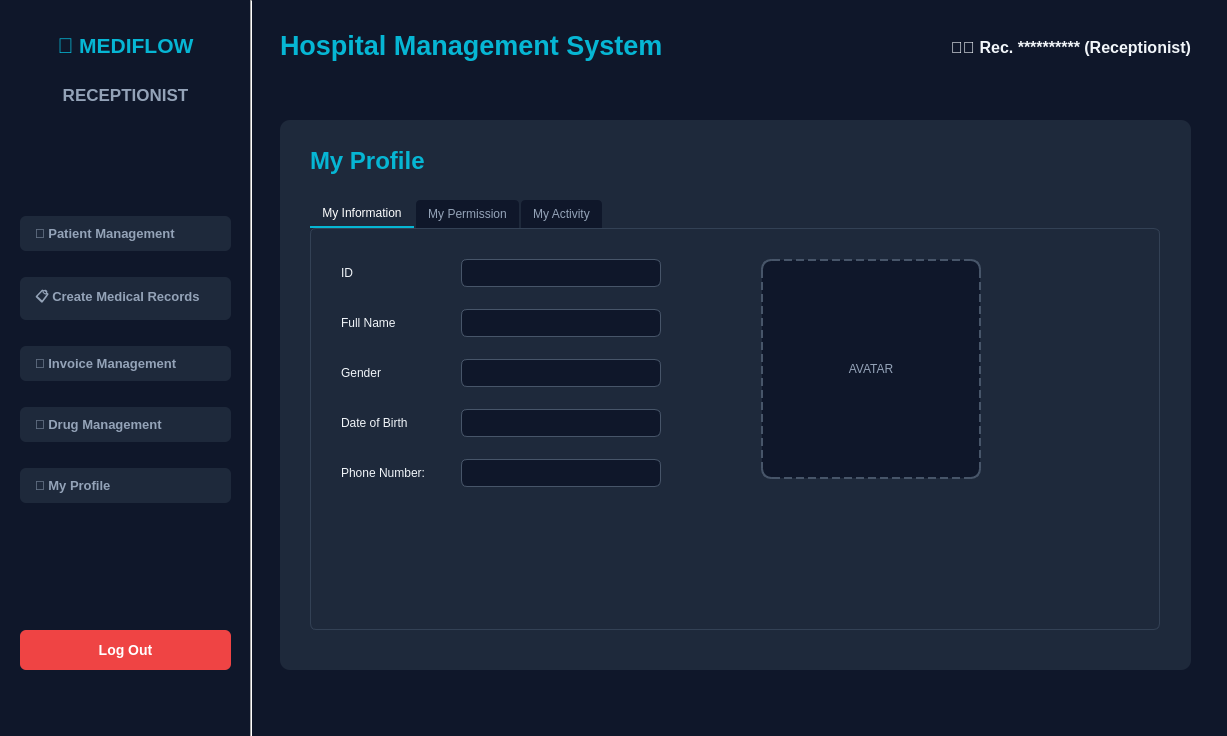
Above: ReceptionistWindow.ui from pvz2nghiaaa/HospitalManagement before the change. Below: the same form after it.
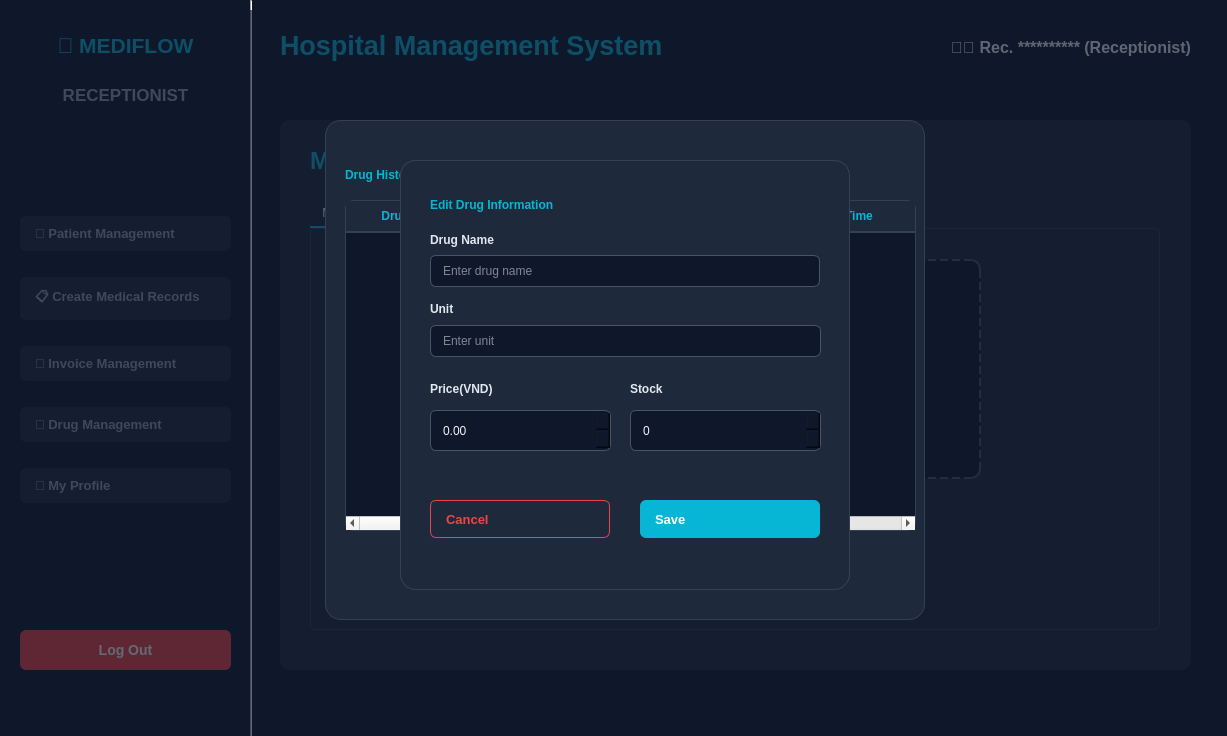
That is the form after the change. The open tabs and pages were chosen to show the change.

Commit message: Finish Drug management & My profile(code & ui)

Patch:
```diff
--- a/ReceptionistWindow.ui
+++ b/ReceptionistWindow.ui
@@ -250,7 +250,7 @@
      <enum>QFrame::Shape::NoFrame</enum>
     </property>
     <property name="currentIndex">
-     <number>0</number>
+     <number>4</number>
     </property>
     <widget class="QWidget" name="pagePatient">
      <widget class="QFrame" name="frameDashboard_2">
@@ -787,9 +787,6 @@
         </property>
        </widget>
        <widget class="QDateEdit" name="dateEdit">
-         <property name="displayFormat">
-          <string>dd-MM-yyyy</string>
-         </property>
         <property name="geometry">
          <rect>
           <x>120</x>
@@ -801,6 +798,9 @@
         <property name="readOnly">
          <bool>true</bool>
         </property>
+        <property name="displayFormat">
+         <string>dd-MM-yyyy</string>
+        </property>
        </widget>
        <widget class="QLabel" name="label_34">
         <property name="geometry">
@@ -1228,9 +1228,6 @@
         </property>
        </widget>
        <widget class="QDateEdit" name="dateEdit_4">
-         <property name="displayFormat">
-          <string>dd-MM-yyyy</string>
-         </property>
         <property name="geometry">
          <rect>
           <x>320</x>
@@ -1242,6 +1239,9 @@
         <property name="readOnly">
          <bool>true</bool>
         </property>
+        <property name="displayFormat">
+         <string>dd-MM-yyyy</string>
+        </property>
        </widget>
        <widget class="QLabel" name="label_39">
         <property name="geometry">
@@ -1803,7 +1803,7 @@
         </rect>
        </property>
        <property name="currentIndex">
-        <number>0</number>
+        <number>2</number>
        </property>
        <widget class="QWidget" name="tab_6">
         <attribute name="title">
@@ -1853,6 +1853,9 @@
            <height>28</height>
           </rect>
          </property>
+         <property name="readOnly">
+          <bool>true</bool>
+         </property>
         </widget>
         <widget class="QLabel" name="label_26">
          <property name="geometry">
@@ -1876,6 +1879,9 @@
            <height>28</height>
           </rect>
          </property>
+         <property name="readOnly">
+          <bool>true</bool>
+         </property>
         </widget>
         <widget class="QLabel" name="label_27">
          <property name="geometry">
@@ -1899,6 +1905,9 @@
            <height>28</height>
           </rect>
          </property>
+         <property name="readOnly">
+          <bool>true</bool>
+         </property>
         </widget>
         <widget class="QLabel" name="label_28">
          <property name="geometry">
@@ -1922,6 +1931,9 @@
            <height>28</height>
           </rect>
          </property>
+         <property name="readOnly">
+          <bool>true</bool>
+         </property>
         </widget>
         <widget class="QLabel" name="label_29">
          <property name="geometry">
@@ -1945,6 +1957,9 @@
            <height>28</height>
           </rect>
          </property>
+         <property name="readOnly">
+          <bool>true</bool>
+         </property>
         </widget>
        </widget>
        <widget class="QWidget" name="tab_7">
@@ -2021,10 +2036,7 @@
           <string>From:</string>
          </property>
         </widget>
-        <widget class="QDateEdit" name="dateEdit_2">
-         <property name="displayFormat">
-          <string>dd-MM-yyyy</string>
-         </property>
+        <widget class="QDateEdit" name="dateFromProfile">
          <property name="geometry">
           <rect>
            <x>30</x>
@@ -2033,6 +2045,9 @@
            <height>28</height>
           </rect>
          </property>
+         <property name="displayFormat">
+          <string>dd-MM-yyyy</string>
+         </property>
         </widget>
         <widget class="QLabel" name="label_32">
          <property name="geometry">
@@ -2047,10 +2062,7 @@
           <string>To:</string>
          </property>
         </widget>
-        <widget class="QDateEdit" name="dateEdit_3">
-         <property name="displayFormat">
-          <string>dd-MM-yyyy</string>
-         </property>
+        <widget class="QDateEdit" name="dateToProfile">
          <property name="geometry">
           <rect>
            <x>30</x>
@@ -2059,6 +2071,9 @@
            <height>28</height>
           </rect>
          </property>
+         <property name="displayFormat">
+          <string>dd-MM-yyyy</string>
+         </property>
         </widget>
         <widget class="QPushButton" name="btnSearchActivity">
          <property name="geometry">
@@ -2073,7 +2088,7 @@
           <string>🔍 Search</string>
          </property>
         </widget>
-        <widget class="QTableWidget" name="tblMyActivity">
+        <widget class="QTableWidget" name="tblMyActivityLogs">
          <property name="geometry">
           <rect>
            <x>200</x>
@@ -2358,6 +2373,636 @@
      </widget>
     </widget>
    </widget>
+   <widget class="QFrame" name="overlayDrugFrame">
+    <property name="geometry">
+     <rect>
+      <x>10</x>
+      <y>10</y>
+      <width>1227</width>
+      <height>736</height>
+     </rect>
+    </property>
+    <property name="styleSheet">
+     <string notr="true">QFrame#overlayDrugFrame {
+    background-color: rgba(15, 23, 42, 165);
+}</string>
+    </property>
+    <property name="frameShape">
+     <enum>QFrame::Shape::NoFrame</enum>
+    </property>
+    <property name="frameShadow">
+     <enum>QFrame::Shadow::Raised</enum>
+    </property>
+    <widget class="QFrame" name="cardEditDrug">
+     <property name="geometry">
+      <rect>
+       <x>390</x>
+       <y>150</y>
+       <width>450</width>
+       <height>430</height>
+      </rect>
+     </property>
+     <property name="styleSheet">
+      <string notr="true">QFrame#cardEditDrug {
+    background-color: rgb(30, 41, 59);
+    border: 1px solid rgb(51, 65, 85);
+    border-radius: 16px;
+}
+
+QLabel {
+    color: rgb(226, 232, 240);
+    font-weight: bold;
+}
+
+QLineEdit, QSpinBox, QDoubleSpinBox {
+    background-color: rgb(15, 23, 42);
+    border: 1px solid rgb(71, 85, 105);
+    border-radius: 6px;
+    color: rgb(241, 245, 249);
+    padding: 6px 10px;
+}
+
+QLineEdit:focus, QSpinBox:focus, QDoubleSpinBox:focus {
+    border: 1px solid rgb(6, 182, 212);
+}</string>
+     </property>
+     <property name="frameShape">
+      <enum>QFrame::Shape::StyledPanel</enum>
+     </property>
+     <widget class="QLabel" name="lbldrugName_3">
+      <property name="geometry">
+       <rect>
+        <x>30</x>
+        <y>70</y>
+        <width>390</width>
+        <height>20</height>
+       </rect>
+      </property>
+      <property name="text">
+       <string>Drug Name</string>
+      </property>
+     </widget>
+     <widget class="QLineEdit" name="txtEditDrugName">
+      <property name="geometry">
+       <rect>
+        <x>30</x>
+        <y>95</y>
+        <width>390</width>
+        <height>32</height>
+       </rect>
+      </property>
+      <property name="placeholderText">
+       <string>Enter drug name</string>
+      </property>
+     </widget>
+     <widget class="QPushButton" name="btnCancelEditDrug">
+      <property name="geometry">
+       <rect>
+        <x>30</x>
+        <y>340</y>
+        <width>180</width>
+        <height>38</height>
+       </rect>
+      </property>
+      <property name="styleSheet">
+       <string notr="true">QPushButton {
+    background-color: transparent;
+    border: 1px solid rgb(239, 68, 68);
+    color: rgb(239, 68, 68);
+    font-weight: bold;
+    border-radius: 6px;
+}
+QPushButton:hover {
+    background-color: rgba(239, 68, 68, 0.1);
+}</string>
+      </property>
+      <property name="text">
+       <string>Cancel</string>
+      </property>
+     </widget>
+     <widget class="QPushButton" name="btnSaveEditDrug">
+      <property name="geometry">
+       <rect>
+        <x>240</x>
+        <y>340</y>
+        <width>180</width>
+        <height>38</height>
+       </rect>
+      </property>
+      <property name="styleSheet">
+       <string notr="true">QPushButton {
+    background-color: rgb(6, 182, 212);
+    color: white;
+    font-weight: bold;
+    border: none;
+    border-radius: 6px;
+}
+QPushButton:hover {
+    background-color: rgb(8, 145, 178);
+}</string>
+      </property>
+      <property name="text">
+       <string>Save</string>
+      </property>
+     </widget>
+     <widget class="QLineEdit" name="txtEditDrugUnit">
+      <property name="geometry">
+       <rect>
+        <x>30</x>
+        <y>165</y>
+        <width>391</width>
+        <height>32</height>
+       </rect>
+      </property>
+      <property name="placeholderText">
+       <string>Enter unit</string>
+      </property>
+     </widget>
+     <widget class="QLabel" name="lbltxt_3">
+      <property name="geometry">
+       <rect>
+        <x>30</x>
+        <y>140</y>
+        <width>26</width>
+        <height>17</height>
+       </rect>
+      </property>
+      <property name="text">
+       <string>Unit</string>
+      </property>
+     </widget>
+     <widget class="QDoubleSpinBox" name="spEditDrugPrice">
+      <property name="geometry">
+       <rect>
+        <x>30</x>
+        <y>250</y>
+        <width>181</width>
+        <height>41</height>
+       </rect>
+      </property>
+     </widget>
+     <widget class="QSpinBox" name="spEditDrugStock">
+      <property name="geometry">
+       <rect>
+        <x>230</x>
+        <y>250</y>
+        <width>191</width>
+        <height>41</height>
+       </rect>
+      </property>
+     </widget>
+     <widget class="QLabel" name="lblPatTitle_4">
+      <property name="geometry">
+       <rect>
+        <x>30</x>
+        <y>30</y>
+        <width>390</width>
+        <height>30</height>
+       </rect>
+      </property>
+      <property name="font">
+       <font>
+        <bold>true</bold>
+       </font>
+      </property>
+      <property name="styleSheet">
+       <string notr="true">color: rgb(6, 182, 212);</string>
+      </property>
+      <property name="text">
+       <string>Edit Drug Information</string>
+      </property>
+     </widget>
+     <widget class="QLabel" name="lbltxt_8">
+      <property name="geometry">
+       <rect>
+        <x>230</x>
+        <y>220</y>
+        <width>81</width>
+        <height>17</height>
+       </rect>
+      </property>
+      <property name="text">
+       <string>Stock</string>
+      </property>
+     </widget>
+     <widget class="QLabel" name="lblPatAddress_4">
+      <property name="geometry">
+       <rect>
+        <x>474</x>
+        <y>220</y>
+        <width>217</width>
+        <height>17</height>
+       </rect>
+      </property>
+      <property name="text">
+       <string>Stock</string>
+      </property>
+     </widget>
+     <widget class="QLabel" name="lbltxt_4">
+      <property name="geometry">
+       <rect>
+        <x>30</x>
+        <y>220</y>
+        <width>91</width>
+        <height>17</height>
+       </rect>
+      </property>
+      <property name="text">
+       <string>Price(VND)</string>
+      </property>
+     </widget>
+    </widget>
+    <widget class="QFrame" name="cardDrugHistory">
+     <property name="geometry">
+      <rect>
+       <x>315</x>
+       <y>110</y>
+       <width>600</width>
+       <height>500</height>
+      </rect>
+     </property>
+     <property name="styleSheet">
+      <string notr="true">QFrame#cardDrugHistory {
+    background-color: rgb(30, 41, 59);
+    border: 1px solid rgb(51, 65, 85);
+    border-radius: 16px;
+}</string>
+     </property>
+     <property name="frameShape">
+      <enum>QFrame::Shape::StyledPanel</enum>
+     </property>
+     <widget class="QLabel" name="lblPatTitle_5">
+      <property name="geometry">
+       <rect>
+        <x>20</x>
+        <y>40</y>
+        <width>390</width>
+        <height>30</height>
+       </rect>
+      </property>
+      <property name="font">
+       <font>
+        <bold>true</bold>
+       </font>
+      </property>
+      <property name="styleSheet">
+       <string notr="true">color: rgb(6, 182, 212);</string>
+      </property>
+      <property name="text">
+       <string>Drug History</string>
+      </property>
+     </widget>
+     <widget class="QPushButton" name="btnCloseDrugHistory">
+      <property name="geometry">
+       <rect>
+        <x>220</x>
+        <y>430</y>
+        <width>180</width>
+        <height>38</height>
+       </rect>
+      </property>
+      <property name="styleSheet">
+       <string notr="true">QPushButton {
+    background-color: transparent;
+    border: 1px solid rgb(239, 68, 68);
+    color: rgb(239, 68, 68);
+    font-weight: bold;
+    border-radius: 6px;
+}
+QPushButton:hover {
+    background-color: rgba(239, 68, 68, 0.1);
+}</string>
+      </property>
+      <property name="text">
+       <string>Close</string>
+      </property>
+     </widget>
+     <widget class="QSplitter" name="splitter_5">
+      <property name="geometry">
+       <rect>
+        <x>30</x>
+        <y>220</y>
+        <width>661</width>
+        <height>17</height>
+       </rect>
+      </property>
+      <property name="orientation">
+       <enum>Qt::Orientation::Horizontal</enum>
+      </property>
+     </widget>
+     <widget class="QTableWidget" name="tblDrugHistory">
+      <property name="geometry">
+       <rect>
+        <x>20</x>
+        <y>80</y>
+        <width>571</width>
+        <height>331</height>
+       </rect>
+      </property>
+      <property name="styleSheet">
+       <string notr="true">QTableWidget {
+    background-color: rgb(15, 23, 42);
+    color: rgb(226, 232, 240);
+    gridline-color: rgb(30, 41, 59);
+
+    border: 1px solid rgb(51, 65, 85);
+    border-radius: 8px;
+
+    alternate-background-color: rgb(22, 30, 49);
+}
+
+QTableWidget::item {
+    padding: 6px;
+}
+
+QTableWidget::item:hover {
+    background-color: rgba(6, 182, 212, 0.08);
+}
+
+QTableWidget::item:selected {
+    background-color: rgb(30, 41, 59);
+    color: rgb(6, 182, 212);
+}
+
+QTableWidget::item:focus {
+    outline: none;
+}
+
+QHeaderView::section {
+    background-color: rgb(30, 41, 59);
+    color: rgb(6, 182, 212);
+
+    padding: 6px;
+    font-weight: bold;
+
+    border: none;
+    border-bottom: 2px solid rgb(51, 65, 85);
+}
+
+QTableCornerButton::section {
+    background-color: rgb(30, 41, 59);
+    border: none;
+}</string>
+      </property>
+      <attribute name="horizontalHeaderDefaultSectionSize">
+       <number>114</number>
+      </attribute>
+      <column>
+       <property name="text">
+        <string>Drug ID</string>
+       </property>
+      </column>
+      <column>
+       <property name="text">
+        <string>Drug Name</string>
+       </property>
+      </column>
+      <column>
+       <property name="text">
+        <string>Action</string>
+       </property>
+      </column>
+      <column>
+       <property name="text">
+        <string>Amount</string>
+       </property>
+      </column>
+      <column>
+       <property name="text">
+        <string>Time</string>
+       </property>
+      </column>
+     </widget>
+    </widget>
+    <widget class="QFrame" name="cardAddDrug">
+     <property name="geometry">
+      <rect>
+       <x>390</x>
+       <y>150</y>
+       <width>450</width>
+       <height>430</height>
+      </rect>
+     </property>
+     <property name="styleSheet">
+      <string notr="true">QFrame#cardAddDrug {
+    background-color: rgb(30, 41, 59);
+    border: 1px solid rgb(51, 65, 85);
+    border-radius: 16px;
+}
+
+QLabel {
+    color: rgb(226, 232, 240);
+    font-weight: bold;
+}
+
+QLineEdit, QSpinBox, QDoubleSpinBox {
+    background-color: rgb(15, 23, 42);
+    border: 1px solid rgb(71, 85, 105);
+    border-radius: 6px;
+    color: rgb(241, 245, 249);
+    padding: 6px 10px;
+}
+
+QLineEdit:focus, QSpinBox:focus, QDoubleSpinBox:focus {
+    border: 1px solid rgb(6, 182, 212);
+}</string>
+     </property>
+     <property name="frameShape">
+      <enum>QFrame::Shape::StyledPanel</enum>
+     </property>
+     <widget class="QLabel" name="lblPatTitle_3">
+      <property name="geometry">
+       <rect>
+        <x>30</x>
+        <y>25</y>
+        <width>390</width>
+        <height>30</height>
+       </rect>
+      </property>
+      <property name="font">
+       <font>
+        <bold>true</bold>
+       </font>
+      </property>
+      <property name="styleSheet">
+       <string notr="true">color: rgb(6, 182, 212);</string>
+      </property>
+      <property name="text">
+       <string>Add New Drug</string>
+      </property>
+     </widget>
+     <widget class="QLabel" name="lbldrugName_5">
+      <property name="geometry">
+       <rect>
+        <x>30</x>
+        <y>70</y>
+        <width>390</width>
+        <height>20</height>
+       </rect>
+      </property>
+      <property name="text">
+       <string>Drug Name</string>
+      </property>
+     </widget>
+     <widget class="QLineEdit" name="txtAddDrugName">
+      <property name="geometry">
+       <rect>
+        <x>30</x>
+        <y>95</y>
+        <width>390</width>
+        <height>32</height>
+       </rect>
+      </property>
+      <property name="placeholderText">
+       <string>Enter drug name</string>
+      </property>
+     </widget>
+     <widget class="QPushButton" name="btnCancelAddDrug">
+      <property name="geometry">
+       <rect>
+        <x>30</x>
+        <y>340</y>
+        <width>180</width>
+        <height>38</height>
+       </rect>
+      </property>
+      <property name="styleSheet">
+       <string notr="true">QPushButton {
+    background-color: transparent;
+    border: 1px solid rgb(239, 68, 68);
+    color: rgb(239, 68, 68);
+    font-weight: bold;
+    border-radius: 6px;
+}
+QPushButton:hover {
+    background-color: rgba(239, 68, 68, 0.1);
+}</string>
+      </property>
+      <property name="text">
+       <string>Cancel</string>
+      </property>
+     </widget>
+     <widget class="QPushButton" name="btnSaveAddDrug">
+      <property name="geometry">
+       <rect>
+        <x>240</x>
+        <y>340</y>
+        <width>180</width>
+        <height>38</height>
+       </rect>
+      </property>
+      <property name="styleSheet">
+       <string notr="true">QPushButton {
+    background-color: rgb(6, 182, 212);
+    color: white;
+    font-weight: bold;
+    border: none;
+    border-radius: 6px;
+}
+QPushButton:hover {
+    background-color: rgb(8, 145, 178);
+}</string>
+      </property>
+      <property name="text">
+       <string>Save</string>
+      </property>
+     </widget>
+     <widget class="QLineEdit" name="txtAddDrugUnit">
+      <property name="geometry">
+       <rect>
+        <x>30</x>
+        <y>165</y>
+        <width>391</width>
+        <height>32</height>
+       </rect>
+      </property>
+      <property name="placeholderText">
+       <string>Enter unit</string>
+      </property>
+     </widget>
+     <widget class="QLabel" name="lbltxt_5">
+      <property name="geometry">
+       <rect>
+        <x>30</x>
+        <y>140</y>
+        <width>71</width>
+        <height>17</height>
+       </rect>
+      </property>
+      <property name="text">
+       <string>Unit</string>
+      </property>
+     </widget>
+     <widget class="QDoubleSpinBox" name="spAddDrugPrice">
+      <property name="geometry">
+       <rect>
+        <x>30</x>
+        <y>250</y>
+        <width>181</width>
+        <height>41</height>
+       </rect>
+      </property>
+      <property name="maximum">
+       <double>1000000000.000000000000000</double>
+      </property>
+     </widget>
+     <widget class="QSpinBox" name="spAddDrugStock">
+      <property name="geometry">
+       <rect>
+        <x>230</x>
+        <y>250</y>
+        <width>191</width>
+        <height>41</height>
+       </rect>
+      </property>
+      <property name="maximum">
+       <number>1000000</number>
+      </property>
+     </widget>
+     <widget class="QLabel" name="lbltxt_7">
+      <property name="geometry">
+       <rect>
+        <x>230</x>
+        <y>220</y>
+        <width>81</width>
+        <height>17</height>
+       </rect>
+      </property>
+      <property name="text">
+       <string>Stock</string>
+      </property>
+     </widget>
+     <widget class="QLabel" name="lblPatAddress_3">
+      <property name="geometry">
+       <rect>
+        <x>474</x>
+        <y>220</y>
+        <width>217</width>
+        <height>17</height>
+       </rect>
+      </property>
+      <property name="text">
+       <string>Stock</string>
+      </property>
+     </widget>
+     <widget class="QLabel" name="lbltxt_6">
+      <property name="geometry">
+       <rect>
+        <x>30</x>
+        <y>220</y>
+        <width>81</width>
+        <height>17</height>
+       </rect>
+      </property>
+      <property name="text">
+       <string>Price(VND)</string>
+      </property>
+     </widget>
+    </widget>
+    <zorder>cardDrugHistory</zorder>
+    <zorder>cardAddDrug</zorder>
+    <zorder>cardEditDrug</zorder>
+   </widget>
    <zorder>overlayPatientFrame</zorder>
    <zorder>lblBrand</zorder>
    <zorder>lblTitle</zorder>
@@ -2367,6 +3012,7 @@
    <zorder>layoutWidget</zorder>
    <zorder>line</zorder>
    <zorder>stackedWidget</zorder>
+   <zorder>overlayDrugFrame</zorder>
   </widget>
  </widget>
  <resources/>
```
The commit also changes 8 other files.
